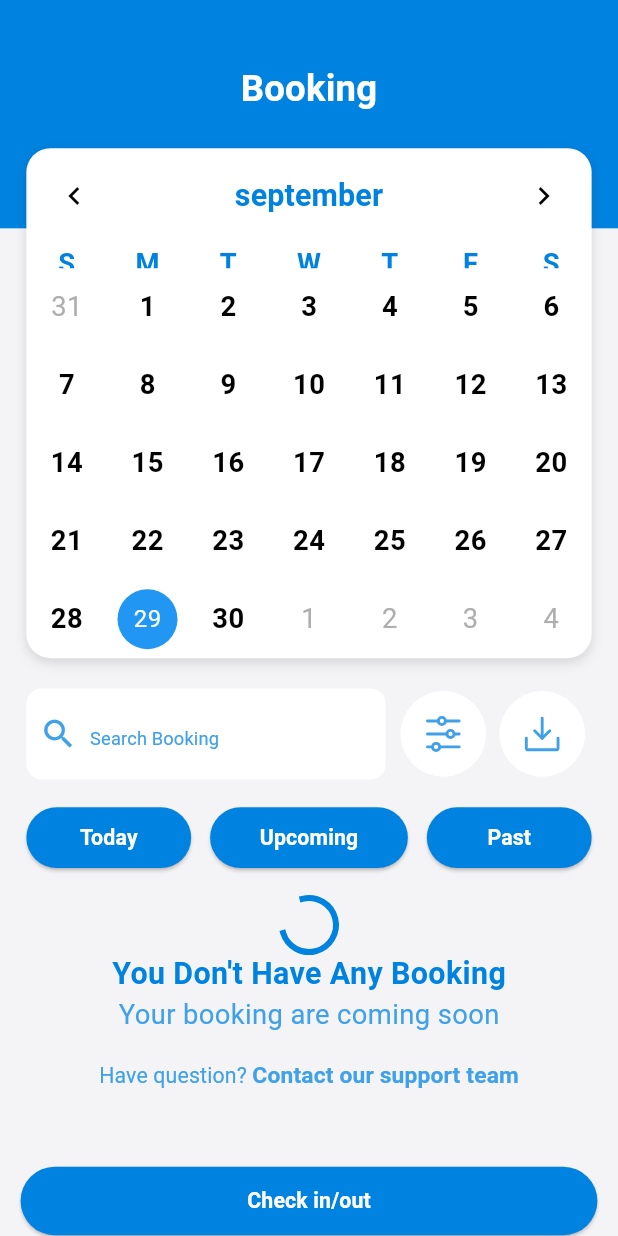
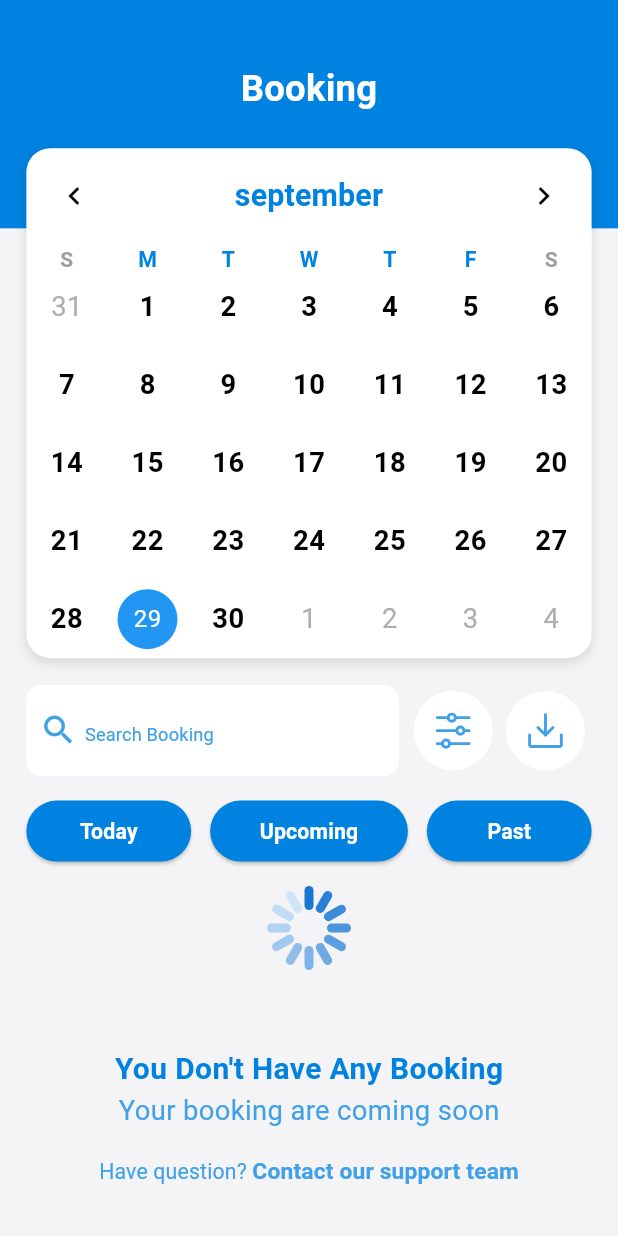
Before and after one commit to sohanthink/cenith-merchant, a Flutter app: the BookingView screen opened directly, on a phone screen of 412 x 824 dp. Run offline on Flutter 3.47's test engine with Material 3 defaults, Android fonts, the light colour scheme and no system bars; drawn by our look-alikes of table_calendar; our stand-ins replace dotted_border, fl_chart, flutter_screenutil, flutter_svg, get, hive and 2 more; missing offline and left inert: mobile_scanner; accounts and stored records are empty.

Commit message:
fix bug and optimise code

```diff
--- a/lib/core/constants/asstes_path/icons_path.dart
+++ b/lib/core/constants/asstes_path/icons_path.dart
@@ -46,6 +46,7 @@
   static const String moreIconSvg = '$_basePath/more_icon.svg';
   static const String lowGraphIconSvg = 'assets/icons/low_graph.svg';
   static const String downArrowSvg = '$_basePath/down_arrow.svg';
+  static const String logWithoutBgSvg = '$_basePath/logo_without_bg.svg';
 
 
 
--- a/lib/features/booking/view/booking_view.dart
+++ b/lib/features/booking/view/booking_view.dart
@@ -1,9 +1,10 @@
 import 'package:cenith_marchent/core/constants/app_colors.dart';
 import 'package:cenith_marchent/core/constants/asstes_path/icons_path.dart';
-import 'package:cenith_marchent/features/booking/view/download_view.dart';
 import 'package:cenith_marchent/features/booking/widgets/custom_circle_icons.dart';
 import 'package:cenith_marchent/features/common/contact_support_text.dart';
+import 'package:cenith_marchent/features/common/loading_annimation.dart';
 import 'package:flutter/material.dart';
+import 'package:flutter/scheduler.dart';
 import 'package:flutter_screenutil/flutter_screenutil.dart';
 import 'package:table_calendar/table_calendar.dart';
 
@@ -17,6 +18,28 @@
 }
 
 class _BookingViewState extends State<BookingView> {
+
+  DateTime now = DateTime.now();
+
+  bool _isCalendarReady = false;
+
+  late final DateTime _finalFirstDay = DateTime.utc(now.year - 10, 1, 1);
+  late final DateTime _finalLastDay = DateTime.utc(now.year + 10, 12, 31);
+
+  @override
+  void initState() {
+    super.initState();
+    WidgetsBinding.instance.addPostFrameCallback((_) {
+      Future.delayed(const Duration(milliseconds: 100), () {
+        if(mounted){
+          setState(() {
+            _isCalendarReady = true;
+          });
+        }
+      });
+    });
+  }
+
   @override
   Widget build(BuildContext context) {
     final style = Theme.of(context).textTheme;
@@ -53,15 +76,17 @@
                       boxShadow: [
                         BoxShadow(
                           color: Colors.black12,
-                          blurRadius: 6.r,
+                          blurRadius: 6,
                           offset: Offset(0, 3),
                         ),
                       ],
                     ),
-                    child: TableCalendar(
+                    // 💡
+                    child: _isCalendarReady
+                        ? TableCalendar(
                       focusedDay: DateTime.now(),
-                      firstDay: DateTime.utc(2000, 1, 12),
-                      lastDay: DateTime.utc(2100, 1, 12),
+                      firstDay: _finalFirstDay,
+                      lastDay: _finalLastDay,
                       selectedDayPredicate: (day) =>
                           isSameDay(day, DateTime.now()),
 
@@ -105,19 +130,17 @@
                         weekdayStyle: TextStyle(
                           color: AppColors.themColor,
                           fontWeight: FontWeight.bold,
+                          fontSize: 14.sp
                         ),
                         weekendStyle: TextStyle(
-                          color: AppColors.themColor,
+                          color: Colors.grey,
                           fontWeight: FontWeight.bold,
+                          fontSize: 14
                         ),
                       ),
                       calendarStyle: CalendarStyle(
-                        defaultTextStyle: TextStyle(
-                          fontWeight: FontWeight.bold,
-                        ),
-                        weekendTextStyle: TextStyle(
-                          fontWeight: FontWeight.bold,
-                        ),
+                        defaultTextStyle: TextStyle(fontWeight: FontWeight.bold),
+                        weekendTextStyle: TextStyle(fontWeight: FontWeight.bold),
                         todayDecoration: BoxDecoration(
                           color: Colors.blue.withOpacity(0.5),
                           shape: BoxShape.circle,
@@ -126,6 +149,13 @@
                           color: Colors.blue,
                           shape: BoxShape.circle,
                         ),
+                      ),
+                    )
+                        : SizedBox(
+
+                      height: 350.h,
+                      child: Center(
+                        child:  LoadingAnimation(),
                       ),
                     ),
                   ),
@@ -139,20 +169,8 @@
                 children: [
                   buildTextFormField(style),
                   SizedBox(width: 5.w),
-                  CustomCircleIcons(
-                    icon: IconsPath.toolsFilterIconSvg,
-                    padding: 12.w,
-                    onTap: () {
-                      Navigator.pushNamed(context, DownloadView.name);
-                    },
-                  ),
-                  CustomCircleIcons(
-                    icon: IconsPath.downloadIconSvg,
-                    padding: 12.w,
-                    onTap: () {
-                      Navigator.pushNamed(context, DownloadView.name);
-                    },
-                  ),
+                  CustomCircleIcons(icon: IconsPath.toolsFilterIconSvg, onTap: () {  },),
+                  CustomCircleIcons(icon: IconsPath.downloadIconSvg, onTap: (){},),
                 ],
               ),
             ),
@@ -168,13 +186,13 @@
                 ],
               ),
             ),
-            SizedBox(height: 16.h),
-            Center(child: CircularProgressIndicator()),
+            SizedBox(height: 40.h),
+            Center(child: LoadingAnimation()),
             Text(
               "You Don't Have Any Booking",
               style: TextStyle(
                 fontWeight: FontWeight.bold,
-                fontSize: 20.sp,
+                fontSize: 20,
                 color: AppColors.themColor,
               ),
             ),
@@ -225,10 +243,7 @@
               size: 25.sp,
             ),
           ),
-          prefixIconConstraints: BoxConstraints(
-            maxHeight: 25.h,
-            maxWidth: 35.w,
-          ),
+          prefixIconConstraints: BoxConstraints(maxHeight: 25, maxWidth: 35),
           border: OutlineInputBorder(borderSide: BorderSide.none),
           contentPadding: EdgeInsets.all(14.w),
           filled: true,
@@ -247,11 +262,11 @@
   }
 
   Widget buildElevatedButton(
-    String buttonName,
-    VoidCallback onTap,
-    TextTheme style, {
-    double? size,
-  }) {
+      String buttonName,
+      VoidCallback onTap,
+      TextTheme style, {
+        double? size,
+      }) {
     return ElevatedButton(
       style: ElevatedButton.styleFrom(
         backgroundColor: AppColors.themColor,
--- /dev/null
+++ b/lib/features/common/loading_annimation.dart
@@ -0,0 +1,97 @@
+import 'package:flutter/material.dart';
+import 'dart:math' as math;
+
+class LoadingAnimation extends StatefulWidget {
+  final double size;
+  final Color baseColor;
+  final Color highlightColor;
+
+  const LoadingAnimation({
+    super.key,
+    this.size = 80,
+    this.baseColor = const Color(0xFFE3F2FD),
+    this.highlightColor = const Color(0xFF1976D2),
+  });
+
+  @override
+  State<LoadingAnimation> createState() => _LoadingAnimationState();
+}
+
+class _LoadingAnimationState extends State<LoadingAnimation>
+    with SingleTickerProviderStateMixin {
+  late AnimationController _controller;
+  final int numberOfBars = 12;
+  final double anglePerBar = 360 / 12;
+
+  @override
+  void initState() {
+    super.initState();
+
+    _controller = AnimationController(
+      vsync: this,
+      duration: const Duration(milliseconds: 1200),
+    )..repeat();
+  }
+
+  @override
+  void dispose() {
+    _controller.dispose();
+    super.dispose();
+  }
+
+  Color getBarColor(int index) {
+    final currentStep = (_controller.value * numberOfBars).floor();
+
+    // Calculate the difference in steps and ensure it wraps correctly
+    int diff = (index - currentStep);
+    if (diff < 0) {
+      diff += numberOfBars;
+    }
+
+    // Determine opacity based on distance from the highlight (currentStep)
+    // The bar immediately behind the current one is slightly dimmer, etc.
+    final double opacity = (1.0 - (diff / numberOfBars)).clamp(0.1, 1.0);
+
+    return Color.lerp(widget.baseColor, widget.highlightColor, opacity)!;
+  }
+
+  @override
+  Widget build(BuildContext context) {
+    return SizedBox(
+      width: widget.size,
+      height: widget.size,
+      child: AnimatedBuilder(
+        animation: _controller,
+        builder: (context, child) {
+          return Stack(
+            alignment: Alignment.center,
+            children: List.generate(numberOfBars, (index) {
+              return Transform.rotate(
+                angle: (index * anglePerBar) * (math.pi / 180),
+
+                // Pivot for rotation is at the top of the Transform widget (which is the center of the Stack).
+                alignment: Alignment.topCenter,
+
+                child: Align(
+                  alignment: Alignment.topCenter,
+                  // FIX: top Padding যোগ করে বারগুলিকে কেন্দ্র থেকে দূরে ঠেলে দেওয়া হলো, ফলে মাঝখানে ফাঁক তৈরি হবে।
+                  child: Padding(
+                    padding: EdgeInsets.only(top: widget.size * 0.15), // 15% size gap
+                    child: Container(
+                      width: 6.0,
+                      height: widget.size * 0.2, // Bar height
+                      decoration: BoxDecoration(
+                        color: getBarColor(index),
+                        borderRadius: BorderRadius.circular(3.0),
+                      ),
+                    ),
+                  ),
+                ),
+              );
+            }),
+          );
+        },
+      ),
+    );
+  }
+}
--- a/lib/features/earnings/view/overview.dart
+++ b/lib/features/earnings/view/overview.dart
@@ -58,7 +58,7 @@
         if (item.y > maxValue) {
           maxValue = item.y;
           maxValueIndex = item.x;
-          print('Value $maxValue index$maxValueIndex');
+          // print('Value $maxValue index$maxValueIndex');
         }
       }
     }
@@ -182,6 +182,7 @@
       },
     ];
     return Expanded(
+      child: SingleChildScrollView(
         child: ListView.builder(
           padding: EdgeInsets.zero,
           itemCount: cardList.length,
@@ -204,6 +205,7 @@
               ),
             );
           },
+        ),
       ),
     );
   }
@@ -270,7 +272,7 @@
     const style = TextStyle(
       color: Colors.grey,
       fontWeight: FontWeight.bold,
-      fontSize: 14,
+      fontSize: 10,
     );
     Widget text;
     switch (value.toInt()) {
--- a/lib/features/store/view/overview.dart
+++ b/lib/features/store/view/overview.dart
@@ -212,8 +212,7 @@
 
   Container uploadImageCard(BuildContext context, String title) {
     return Container(
-      height: 150.h,
-      width: 150.w,
+      padding: EdgeInsets.symmetric(horizontal: 15, vertical: 10),
       decoration: BoxDecoration(
         borderRadius: BorderRadius.circular(20),
         border: Border.all(
--- a/pubspec.yaml
+++ b/pubspec.yaml
@@ -25,6 +25,8 @@
   intl: ^0.20.2
   intl_phone_field: ^3.2.0
   fl_chart: ^1.1.1
+  dotted_border: ^3.1.0
+  logger: ^2.6.1
 
 
 dev_dependencies:
@@ -53,7 +55,6 @@
   assets:
     - assets/icons/
     - assets/images/
-    - assets/icons/low_graph.svg
 
   # To add custom fonts to your application, add a fonts section here,
   # in this "flutter" section. Each entry in this list should have a
```
Also changed, not shown: lib/features/booking/view/booking_screen.dart (deleted, +0 -246 lines), lib/features/home/view/qr_code_scanning_screen.dart (+85 -65 lines), assets/icons/logo_without_bg.svg (added), pubspec.lock. Lines whose indentation alone changed are shown as unchanged.
